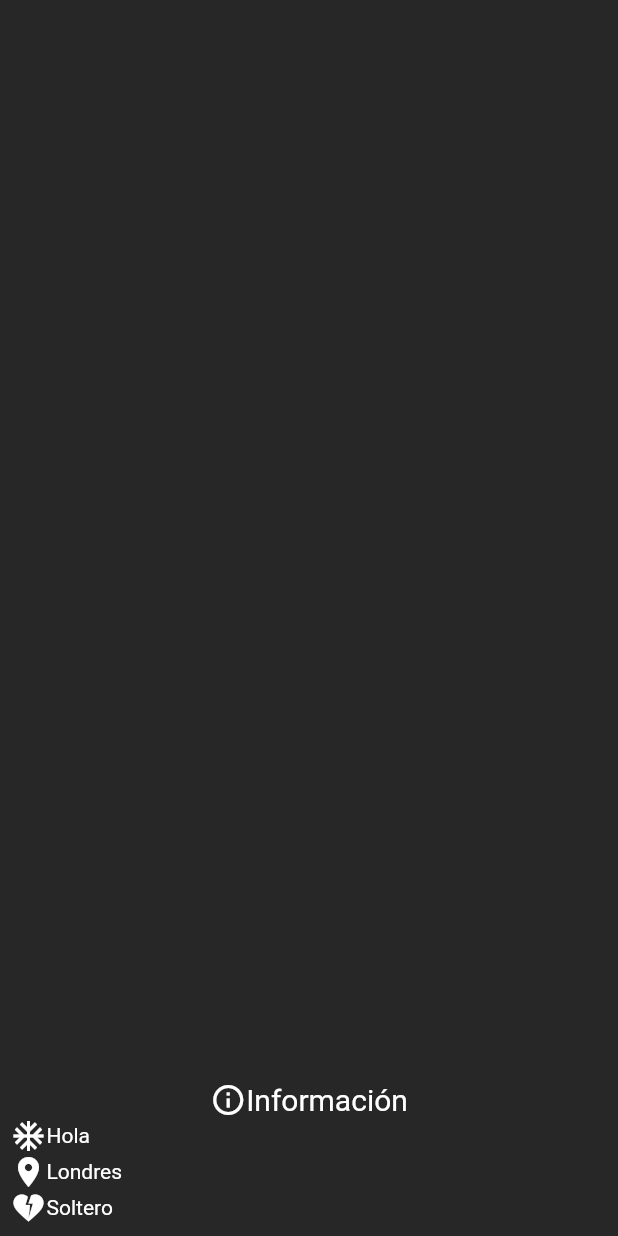
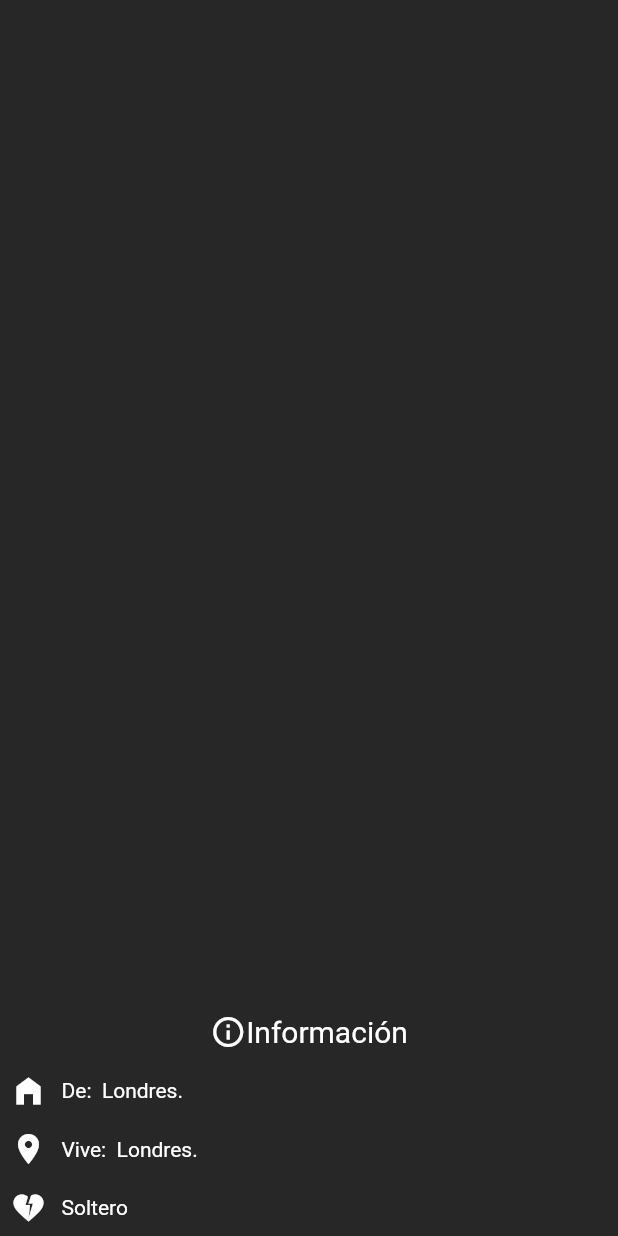
Before and after one commit to JhonatanAlvarezDhoz/flutterSemana2, a Flutter app: the BodyProfile widget shown alone on an empty page, opened directly, on a phone screen of 412 x 824 dp. Run offline on Flutter 3.47's test engine with Material 2 defaults, Android fonts, the phone set to English and light mode, and no system bars; our stand-ins replace firebase_core, firebase_database, lottie; accounts and stored records are empty; network calls fail.

Commit message:
Activity whitout plus

```diff
--- a/lib/entities/registros.dart
+++ b/lib/entities/registros.dart
@@ -20,7 +20,7 @@ class Registro {
       this.licencia});
 
   factory Registro.fromJson(Map<String, dynamic> json) {
-    print(json);
+    //print(json);
     return Registro(
       carro: json['Carro'] != null ? Carro.fromJson(json['Carro']) : null,
       servicio:
--- a/lib/profile/body_profile.dart
+++ b/lib/profile/body_profile.dart
@@ -1,4 +1,6 @@
 import 'package:flutter/material.dart';
+import 'package:flutterapp/utils/item_info.dart';
+import 'package:flutterapp/utils/vertical_space.dart';
 
 class BodyProfile extends StatelessWidget {
   const BodyProfile({Key? key}) : super(key: key);
@@ -12,6 +14,7 @@ class BodyProfile extends StatelessWidget {
         mainAxisAlignment: MainAxisAlignment.end,
         crossAxisAlignment: CrossAxisAlignment.start,
         children: <Widget>[
+          const VerticalSpace(size: 15),
           Row(
             mainAxisAlignment: MainAxisAlignment.center,
             children: const <Widget>[
@@ -28,68 +31,14 @@ class BodyProfile extends StatelessWidget {
               ),
             ],
           ),
-          const ItemInfo(
-            texto: 'Hola',
-            icon: Icons.ac_unit_sharp,
-          ),
-          Row(
-            children: const <Widget>[
-              Icon(
-                Icons.location_on,
-                color: Colors.white,
-              ),
-              Text(
-                'Londres',
-                style: TextStyle(
-                  color: Colors.white,
-                ),
-              ),
-            ],
-          ),
-          Row(
-            children: const <Widget>[
-              Icon(
-                Icons.heart_broken_sharp,
-                color: Colors.white,
-              ),
-              Text(
-                'Soltero',
-                style: TextStyle(
-                  color: Colors.white,
-                ),
-              ),
-            ],
-          ),
+          const VerticalSpace(size: 15),
+          const ItemInfo(texto: 'De:  Londres.', icon: Icons.home_filled),
+          const VerticalSpace(size: 15),
+          const ItemInfo(texto: 'Vive:  Londres.', icon: Icons.location_on),
+          const VerticalSpace(size: 15),
+          const ItemInfo(texto: 'Soltero', icon: Icons.heart_broken_sharp),
         ],
       ),
     );
   }
 }
-
-class ItemInfo extends StatelessWidget {
-  final String texto;
-  final IconData icon;
-  const ItemInfo({
-    required this.texto,
-    required this.icon,
-    Key? key,
-  }) : super(key: key);
-
-  @override
-  Widget build(BuildContext context) {
-    return Row(
-      children: <Widget>[
-        Icon(
-          icon,
-          color: Colors.white,
-        ),
-        Text(
-          texto,
-          style: const TextStyle(
-            color: Colors.white,
-          ),
-        ),
-      ],
-    );
-  }
-}
--- /dev/null
+++ b/lib/utils/horizontale_space.dart
@@ -0,0 +1,16 @@
+import 'package:flutter/material.dart';
+
+class HorizontaleSpace extends StatelessWidget {
+  final double size;
+  const HorizontaleSpace({
+    required this.size,
+    Key? key,
+  }) : super(key: key);
+
+  @override
+  Widget build(BuildContext context) {
+    return SizedBox(
+      width: size,
+    );
+  }
+}
--- /dev/null
+++ b/lib/utils/item_info.dart
@@ -0,0 +1,31 @@
+import 'package:flutter/material.dart';
+import 'package:flutterapp/utils/horizontale_space.dart';
+
+class ItemInfo extends StatelessWidget {
+  final String texto;
+  final IconData icon;
+  const ItemInfo({
+    required this.texto,
+    required this.icon,
+    Key? key,
+  }) : super(key: key);
+
+  @override
+  Widget build(BuildContext context) {
+    return Row(
+      children: <Widget>[
+        Icon(
+          icon,
+          color: Colors.white,
+        ),
+        const HorizontaleSpace(size: 10),
+        Text(
+          texto,
+          style: const TextStyle(
+            color: Colors.white,
+          ),
+        ),
+      ],
+    );
+  }
+}
--- /dev/null
+++ b/lib/utils/vertical_space.dart
@@ -0,0 +1,16 @@
+import 'package:flutter/material.dart';
+
+class VerticalSpace extends StatelessWidget {
+  final double size;
+  const VerticalSpace({
+    required this.size,
+    Key? key,
+  }) : super(key: key);
+
+  @override
+  Widget build(BuildContext context) {
+    return SizedBox(
+      height: size,
+    );
+  }
+}
--- a/lib/views/splash.dart
+++ b/lib/views/splash.dart
@@ -37,7 +37,7 @@ class Home extends State<Splash> {
                 child: Lottie.asset('assets/animations/charguin.json')),
             const SizedBox(height: 20),
             const Text(
-              "CarWash",
+              "Car Wash",
               style: TextStyle(fontSize: 25, fontWeight: FontWeight.bold),
             ),
           ],
```
Also changed, not shown: lib/home/list_services.dart (+7 -5 lines), 1 other file.
